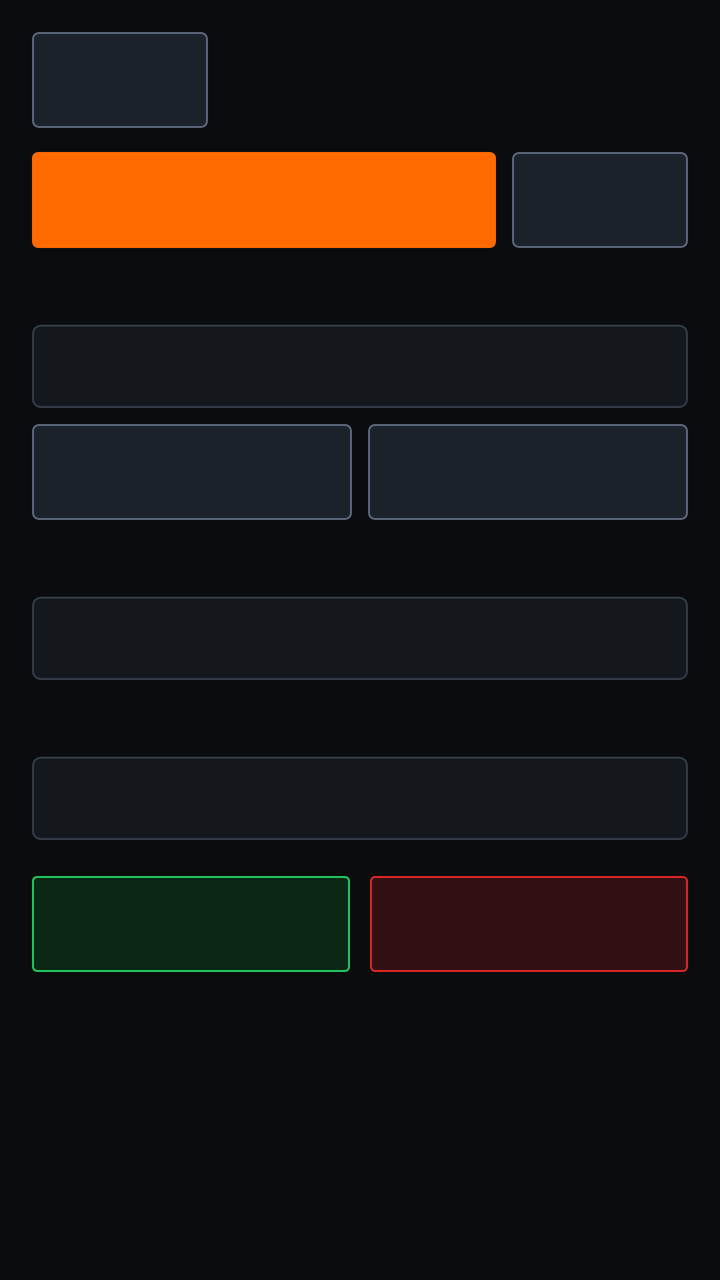
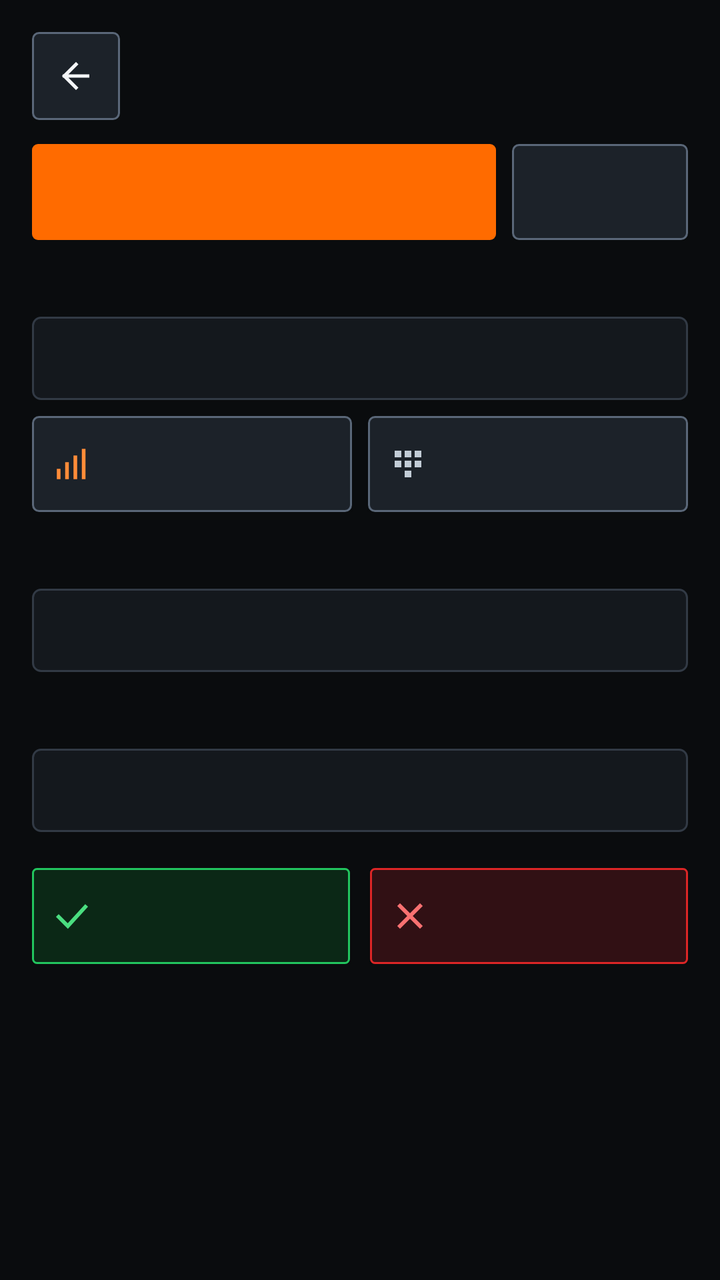

Compare the two renders of this Android layout. The source of the first and the diff that turns it into the second are given below.
<!-- AndroidManifest.xml: activity theme Theme.SanepoUnitCheck -->
<!-- res/layout/activity_connectivity_test.xml -->
<?xml version="1.0" encoding="utf-8"?>
<ScrollView xmlns:android="http://schemas.android.com/apk/res/android"
    android:id="@+id/rootConnectivityTest"
    android:layout_width="match_parent"
    android:layout_height="match_parent"
    android:background="@color/bg_canvas"
    android:clipToPadding="false">

    <LinearLayout
        android:layout_width="match_parent"
        android:layout_height="wrap_content"
        android:orientation="vertical"
        android:padding="16dp">

        <TextView
            android:id="@+id/tvWizardStep"
            android:layout_width="match_parent"
            android:layout_height="wrap_content"
            android:layout_marginBottom="10dp"
            android:background="@drawable/bg_badge_warn"
            android:paddingHorizontal="10dp"
            android:paddingVertical="6dp"
            android:textColor="@color/status_warn_fg"
            android:textSize="12sp"
            android:textStyle="bold"
            android:visibility="gone" />

        <LinearLayout
            android:layout_width="match_parent"
            android:layout_height="wrap_content"
            android:gravity="center_vertical"
            android:orientation="horizontal">

            <Button
                android:id="@+id/btnBackConn"
                android:layout_width="wrap_content"
                android:layout_height="48dp"
                android:background="@drawable/bg_btn_secondary"
                android:focusable="true"
                android:paddingHorizontal="14dp"
                android:textColor="@color/text_primary" />

            <TextView
                android:id="@+id/tvConnTitle"
                android:layout_width="0dp"
                android:layout_height="wrap_content"
                android:layout_marginStart="12dp"
                android:layout_weight="1"
                android:textColor="@color/text_primary"
                android:textSize="18sp"
                android:textStyle="bold" />
        </LinearLayout>

        <LinearLayout
            android:layout_width="match_parent"
            android:layout_height="wrap_content"
            android:layout_marginTop="12dp"
            android:orientation="horizontal">

            <Button
                android:id="@+id/btnReqRfPerms"
                android:layout_width="0dp"
                android:layout_height="48dp"
                android:layout_weight="1"
                android:background="@drawable/bg_btn_primary"
                android:focusable="true"
                android:textColor="@color/text_on_accent"
                android:textStyle="bold" />

            <Button
                android:id="@+id/btnRefreshRf"
                android:layout_width="wrap_content"
                android:layout_height="48dp"
                android:layout_marginStart="8dp"
                android:background="@drawable/bg_btn_secondary"
                android:focusable="true"
                android:paddingHorizontal="16dp"
                android:textColor="@color/text_primary" />
        </LinearLayout>

        <TextView
            android:id="@+id/tvConnCellHeader"
            style="@style/TechSectionHeader"
            android:layout_width="match_parent"
            android:layout_height="wrap_content"
            android:layout_marginTop="16dp" />

        <TextView
            android:id="@+id/tvConnCellDetails"
            style="@style/TechValueMono"
            android:layout_width="match_parent"
            android:layout_height="wrap_content"
            android:layout_marginTop="6dp"
            android:background="@drawable/bg_card_sharp"
            android:lineSpacingExtra="4dp"
            android:padding="12dp"
            android:textColor="@color/text_secondary" />

        <LinearLayout
            android:layout_width="match_parent"
            android:layout_height="wrap_content"
            android:layout_marginTop="8dp"
            android:orientation="horizontal">

            <Button
                android:id="@+id/btnTestCellData"
                android:layout_width="0dp"
                android:layout_height="48dp"
                android:layout_weight="1"
                android:background="@drawable/bg_btn_secondary"
                android:focusable="true"
                android:textColor="@color/accent_amber_text"
                android:textSize="12sp"
                android:textStyle="bold" />

            <Button
                android:id="@+id/btnTestOperatorCall"
                android:layout_width="0dp"
                android:layout_height="48dp"
                android:layout_marginStart="8dp"
                android:layout_weight="1"
                android:background="@drawable/bg_btn_secondary"
                android:focusable="true"
                android:textColor="@color/text_primary"
                android:textSize="12sp" />
        </LinearLayout>

        <TextView
            android:id="@+id/tvCellDataProbeResult"
            style="@style/TechValueMono"
            android:layout_width="match_parent"
            android:layout_height="wrap_content"
            android:layout_marginTop="6dp"
            android:background="@drawable/bg_card_sharp"
            android:padding="10dp"
            android:textColor="@color/text_primary"
            android:textSize="12sp"
            android:visibility="gone" />

        <TextView
            android:id="@+id/tvConnWifiBtHeader"
            style="@style/TechSectionHeader"
            android:layout_width="match_parent"
            android:layout_height="wrap_content"
            android:layout_marginTop="16dp" />

        <TextView
            android:id="@+id/tvConnWifiBtDetails"
            style="@style/TechValueMono"
            android:layout_width="match_parent"
            android:layout_height="wrap_content"
            android:layout_marginTop="6dp"
            android:background="@drawable/bg_card_sharp"
            android:lineSpacingExtra="4dp"
            android:padding="12dp"
            android:textColor="@color/text_secondary" />

        <TextView
            android:id="@+id/tvConnNfcGnssHeader"
            style="@style/TechSectionHeader"
            android:layout_width="match_parent"
            android:layout_height="wrap_content"
            android:layout_marginTop="16dp" />

        <TextView
            android:id="@+id/tvConnNfcGnssDetails"
            style="@style/TechValueMono"
            android:layout_width="match_parent"
            android:layout_height="wrap_content"
            android:layout_marginTop="6dp"
            android:background="@drawable/bg_card_sharp"
            android:lineSpacingExtra="4dp"
            android:padding="12dp"
            android:textColor="@color/text_secondary" />

        <LinearLayout
            android:layout_width="match_parent"
            android:layout_height="wrap_content"
            android:layout_marginTop="18dp"
            android:orientation="horizontal">

            <Button
                android:id="@+id/btnConnPass"
                android:layout_width="0dp"
                android:layout_height="48dp"
                android:layout_weight="1"
                android:background="@drawable/bg_badge_pass"
                android:focusable="true"
                android:textColor="@color/status_pass_fg"
                android:textStyle="bold" />

            <Button
                android:id="@+id/btnConnFail"
                android:layout_width="0dp"
                android:layout_height="48dp"
                android:layout_marginStart="10dp"
                android:layout_weight="1"
                android:background="@drawable/bg_badge_fail"
                android:focusable="true"
                android:textColor="@color/status_fail_fg"
                android:textStyle="bold" />
        </LinearLayout>
    </LinearLayout>
</ScrollView>
<!-- resources referenced by this layout -->
<resources>
  <color name="accent_amber_text">#FF8C38</color>
  <color name="bg_canvas">#0A0C0E</color>
  <color name="status_fail_fg">#F87171</color>
  <color name="status_pass_fg">#4ADE80</color>
  <color name="status_warn_fg">#FBBF24</color>
  <color name="text_on_accent">#0A0C0E</color>
  <color name="text_primary">#F4F6F8</color>
  <color name="text_secondary">#C2CCD6</color>
  <style name="TechSectionHeader">
          <item name="android:textSize">12sp</item>
          <item name="android:textStyle">bold</item>
          <item name="android:textColor">@color/accent_amber_text</item>
          <item name="android:letterSpacing">0.08</item>
      </style>
  <style name="TechValueMono">
          <item name="android:fontFamily">monospace</item>
          <item name="android:textColor">@color/text_primary</item>
          <item name="android:textSize">13sp</item>
      </style>
  <color name="status_fail_bg">#311014</color>
  <color name="status_fail_border">#DC2626</color>
  <color name="status_pass_bg">#0B2816</color>
  <color name="status_pass_border">#22C55E</color>
  <color name="status_warn_bg">#2B1F06</color>
  <color name="status_warn_border">#D97706</color>
  <color name="accent_amber">#FF6B00</color>
  <color name="accent_amber_pressed">#E05D00</color>
  <color name="bg_well">#1C2229</color>
  <color name="border_focus">#FF8533</color>
  <color name="bg_well_pressed">#27303A</color>
  <color name="border_control">#5A6778</color>
  <color name="bg_surface">#14181D</color>
  <color name="border_sharp">#323A45</color>
  <!-- unchanged entries left out for length: 7 -->
</resources>

<!-- the commit's change to res/layout/activity_connectivity_test.xml (unified diff, before → after) -->
@@ -1,5 +1,6 @@
 <?xml version="1.0" encoding="utf-8"?>
 <ScrollView xmlns:android="http://schemas.android.com/apk/res/android"
+    xmlns:app="http://schemas.android.com/apk/res-auto"
     android:id="@+id/rootConnectivityTest"
     android:layout_width="match_parent"
     android:layout_height="match_parent"
@@ -31,14 +32,17 @@
             android:gravity="center_vertical"
             android:orientation="horizontal">
 
-            <Button
+            <ImageButton
                 android:id="@+id/btnBackConn"
-                android:layout_width="wrap_content"
-                android:layout_height="48dp"
-                android:background="@drawable/bg_btn_secondary"
-                android:focusable="true"
-                android:paddingHorizontal="14dp"
-                android:textColor="@color/text_primary" />
+                android:layout_width="44dp"
+                android:layout_height="44dp"
+                android:background="@drawable/bg_btn_secondary"
+                android:contentDescription="Back"
+                android:focusable="true"
+                android:padding="11dp"
+                android:scaleType="centerInside"
+                android:src="@drawable/ic_back"
+                app:tint="@color/text_primary" />
 
             <TextView
                 android:id="@+id/tvConnTitle"
@@ -108,10 +112,15 @@
                 android:layout_height="48dp"
                 android:layout_weight="1"
                 android:background="@drawable/bg_btn_secondary"
-                android:focusable="true"
+                android:drawablePadding="6dp"
+                android:focusable="true"
+                android:gravity="center"
+                android:paddingHorizontal="10dp"
                 android:textColor="@color/accent_amber_text"
-                android:textSize="12sp"
-                android:textStyle="bold" />
+                android:textSize="11sp"
+                android:textStyle="bold"
+                app:drawableStartCompat="@drawable/ic_signal_rf"
+                app:drawableTint="@color/accent_amber_text" />
 
             <Button
                 android:id="@+id/btnTestOperatorCall"
@@ -120,9 +129,14 @@
                 android:layout_marginStart="8dp"
                 android:layout_weight="1"
                 android:background="@drawable/bg_btn_secondary"
-                android:focusable="true"
+                android:drawablePadding="6dp"
+                android:focusable="true"
+                android:gravity="center"
+                android:paddingHorizontal="10dp"
                 android:textColor="@color/text_primary"
-                android:textSize="12sp" />
+                android:textSize="11sp"
+                app:drawableStartCompat="@drawable/ic_dialer_pad"
+                app:drawableTint="@color/text_secondary" />
         </LinearLayout>
 
         <TextView
@@ -185,9 +199,14 @@
                 android:layout_height="48dp"
                 android:layout_weight="1"
                 android:background="@drawable/bg_badge_pass"
-                android:focusable="true"
+                android:drawablePadding="6dp"
+                android:focusable="true"
+                android:gravity="center"
+                android:paddingHorizontal="10dp"
                 android:textColor="@color/status_pass_fg"
-                android:textStyle="bold" />
+                android:textStyle="bold"
+                app:drawableStartCompat="@drawable/ic_check_mark"
+                app:drawableTint="@color/status_pass_fg" />
 
             <Button
                 android:id="@+id/btnConnFail"
@@ -196,9 +215,14 @@
                 android:layout_marginStart="10dp"
                 android:layout_weight="1"
                 android:background="@drawable/bg_badge_fail"
-                android:focusable="true"
+                android:drawablePadding="6dp"
+                android:focusable="true"
+                android:gravity="center"
+                android:paddingHorizontal="10dp"
                 android:textColor="@color/status_fail_fg"
-                android:textStyle="bold" />
+                android:textStyle="bold"
+                app:drawableStartCompat="@drawable/ic_cross_mark"
+                app:drawableTint="@color/status_fail_fg" />
         </LinearLayout>
     </LinearLayout>
 </ScrollView>
<!-- resource entries referenced after the edit -->
@@ -8,6 +8,73 @@
   <color name="text_on_accent">#0A0C0E</color>
   <color name="text_primary">#F4F6F8</color>
   <color name="text_secondary">#C2CCD6</color>
+  <!-- drawable ic_back (drawable) -->
+  <?xml version="1.0" encoding="utf-8"?>
+  <vector xmlns:android="http://schemas.android.com/apk/res/android"
+      android:width="20dp"
+      android:height="20dp"
+      android:viewportWidth="24"
+      android:viewportHeight="24">
+      <path
+          android:pathData="M19,12 H5 M12,5 L5,12 L12,19"
+          android:strokeColor="#FFFFFF"
+          android:strokeLineCap="square"
+          android:strokeLineJoin="miter"
+          android:strokeWidth="2" />
+  </vector>
+  <!-- drawable ic_check_mark (drawable) -->
+  <?xml version="1.0" encoding="utf-8"?>
+  <vector xmlns:android="http://schemas.android.com/apk/res/android"
+      android:width="20dp"
+      android:height="20dp"
+      android:viewportWidth="24"
+      android:viewportHeight="24">
+      <path
+          android:pathData="M4,12.5 L9.5,18 L20,6.5"
+          android:strokeColor="#FFFFFF"
+          android:strokeLineCap="square"
+          android:strokeLineJoin="miter"
+          android:strokeWidth="2.3" />
+  </vector>
+  <!-- drawable ic_cross_mark (drawable) -->
+  <?xml version="1.0" encoding="utf-8"?>
+  <vector xmlns:android="http://schemas.android.com/apk/res/android"
+      android:width="20dp"
+      android:height="20dp"
+      android:viewportWidth="24"
+      android:viewportHeight="24">
+      <path
+          android:pathData="M6,6 L18,18 M18,6 L6,18"
+          android:strokeColor="#FFFFFF"
+          android:strokeLineCap="square"
+          android:strokeLineJoin="miter"
+          android:strokeWidth="2.3" />
+  </vector>
+  <!-- drawable ic_dialer_pad (drawable) -->
+  <?xml version="1.0" encoding="utf-8"?>
+  <vector xmlns:android="http://schemas.android.com/apk/res/android"
+      android:width="20dp"
+      android:height="20dp"
+      android:viewportWidth="24"
+      android:viewportHeight="24">
+      <path
+          android:fillColor="#FFFFFF"
+          android:pathData="M4,4 H8 V8 H4 Z M10,4 H14 V8 H10 Z M16,4 H20 V8 H16 Z M4,10 H8 V14 H4 Z M10,10 H14 V14 H10 Z M16,10 H20 V14 H16 Z M10,16 H14 V20 H10 Z" />
+  </vector>
+  <!-- drawable ic_signal_rf (drawable) -->
+  <?xml version="1.0" encoding="utf-8"?>
+  <vector xmlns:android="http://schemas.android.com/apk/res/android"
+      android:width="20dp"
+      android:height="20dp"
+      android:viewportWidth="24"
+      android:viewportHeight="24">
+      <path
+          android:pathData="M4,20 V16 M9,20 V12 M14,20 V8 M19,20 V4"
+          android:strokeColor="#FFFFFF"
+          android:strokeLineCap="square"
+          android:strokeLineJoin="miter"
+          android:strokeWidth="2.2" />
+  </vector>
   <style name="TechSectionHeader">
           <item name="android:textSize">12sp</item>
           <item name="android:textStyle">bold</item>
